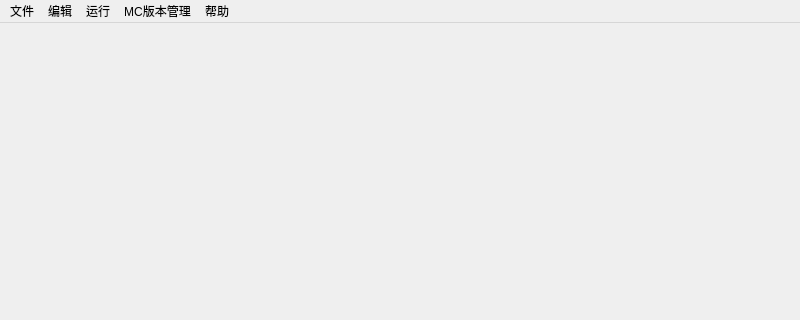
Before: the Qt Designer form UI/DatapacksEditors.ui in Wzp-2008/DatapacksEditors, drawn with Qt 5; both pictures show x 0 to 800 and y 0 to 320 of the 800 by 600 pixel window.
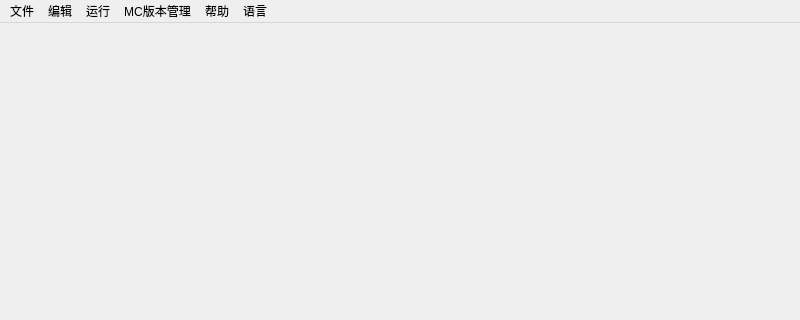
After: the same form once the commit is applied.

Commit message: feat:adding lang menu

```diff
--- a/UI/DatapacksEditors.ui
+++ b/UI/DatapacksEditors.ui
@@ -67,11 +67,19 @@
      <string>MC版本管理</string>
     </property>
    </widget>
+   <widget class="QMenu" name="language">
+    <property name="title">
+     <string>语言</string>
+    </property>
+    <addaction name="ChineseSimplified"/>
+    <addaction name="English"/>
+   </widget>
    <addaction name="file"/>
    <addaction name="edit"/>
    <addaction name="run"/>
    <addaction name="MC"/>
    <addaction name="help"/>
+   <addaction name="language"/>
   </widget>
   <widget class="QStatusBar" name="statusbar"/>
   <action name="new_project">
```
Left out of the diff: 38 changed lines with no effect on the pictures. The commit also changes 5 other files.
